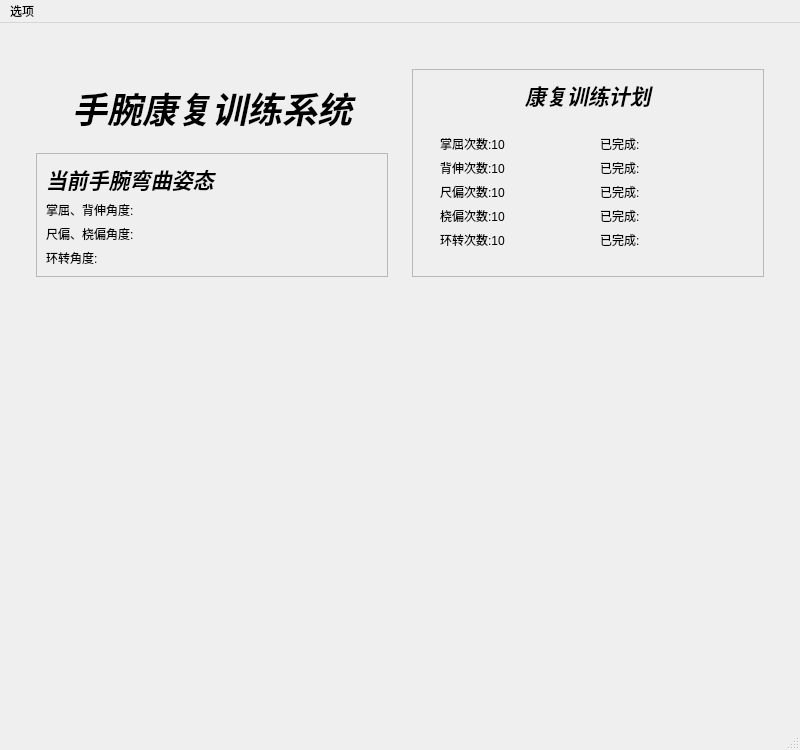
This is QtDemo/QtMavlinkDemo/mainwindow.ui in XKraft/dachuang as Qt 5 draws it before an edit. The edited form follows.
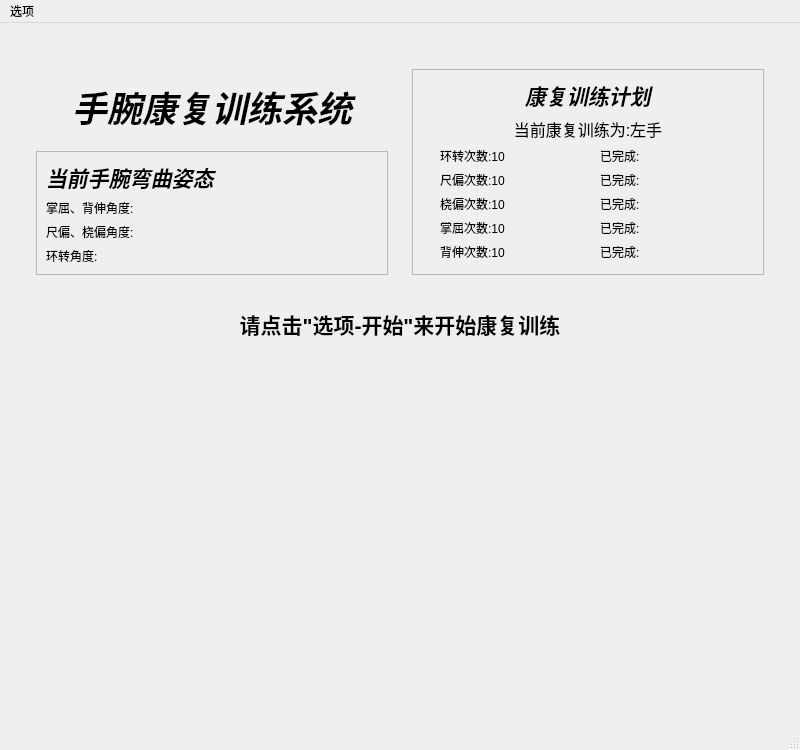
This is the edited form. Custom widgets are drawn as their Qt base class.

The edit to the form file:
```diff
--- a/QtDemo/QtMavlinkDemo/mainwindow.ui
+++ b/QtDemo/QtMavlinkDemo/mainwindow.ui
@@ -184,28 +184,51 @@
                   </property>
                  </widget>
                 </item>
+                <item>
+                 <widget class="QLabel" name="label_hand">
+                  <property name="font">
+                   <font>
+                    <pointsize>12</pointsize>
+                    <weight>50</weight>
+                    <italic>false</italic>
+                    <bold>false</bold>
+                   </font>
+                  </property>
+                  <property name="text">
+                   <string>当前康复训练为:左手</string>
+                  </property>
+                  <property name="alignment">
+                   <set>Qt::AlignCenter</set>
+                  </property>
+                 </widget>
+                </item>
                 <item>
                  <widget class="QWidget" name="widget_5" native="true">
                   <layout class="QHBoxLayout" name="horizontalLayout_3">
+                   <property name="topMargin">
+                    <number>0</number>
+                   </property>
+                   <property name="bottomMargin">
+                    <number>4</number>
+                   </property>
                    <item>
                     <widget class="QWidget" name="widget_6" native="true">
                      <layout class="QVBoxLayout" name="verticalLayout_5">
+                      <property name="topMargin">
+                       <number>0</number>
+                      </property>
+                      <property name="bottomMargin">
+                       <number>0</number>
+                      </property>
                       <item>
                        <widget class="QLabel" name="label_6">
                         <property name="text">
-                         <string>掌屈次数:10</string>
+                         <string>环转次数:10</string>
                         </property>
                        </widget>
                       </item>
                       <item>
-                       <widget class="QLabel" name="label_5">
-                        <property name="text">
-                         <string>背伸次数:10</string>
-                        </property>
-                       </widget>
-                      </item>
-                      <item>
-                       <widget class="QLabel" name="label_4">
+                       <widget class="QLabel" name="label_yaw_r">
                         <property name="text">
                          <string>尺偏次数:10</string>
                         </property>
@@ -221,7 +244,14 @@
                       <item>
                        <widget class="QLabel" name="label_10">
                         <property name="text">
-                         <string>环转次数:10</string>
+                         <string>掌屈次数:10</string>
+                        </property>
+                       </widget>
+                      </item>
+                      <item>
+                       <widget class="QLabel" name="label_pitch_down">
+                        <property name="text">
+                         <string>背伸次数:10</string>
                         </property>
                        </widget>
                       </item>
@@ -231,6 +261,12 @@
                    <item>
                     <widget class="QWidget" name="widget_7" native="true">
                      <layout class="QVBoxLayout" name="verticalLayout_6">
+                      <property name="topMargin">
+                       <number>0</number>
+                      </property>
+                      <property name="bottomMargin">
+                       <number>0</number>
+                      </property>
                       <item>
                        <widget class="QLabel" name="label_3">
                         <property name="text">
@@ -284,6 +320,29 @@
       </layout>
      </widget>
     </item>
+    <item>
+     <widget class="QLabel" name="label_tishi">
+      <property name="sizePolicy">
+       <sizepolicy hsizetype="Preferred" vsizetype="Fixed">
+        <horstretch>0</horstretch>
+        <verstretch>0</verstretch>
+       </sizepolicy>
+      </property>
+      <property name="font">
+       <font>
+        <pointsize>16</pointsize>
+        <weight>75</weight>
+        <bold>true</bold>
+       </font>
+      </property>
+      <property name="text">
+       <string>请点击&quot;选项-开始&quot;来开始康复训练</string>
+      </property>
+      <property name="alignment">
+       <set>Qt::AlignCenter</set>
+      </property>
+     </widget>
+    </item>
     <item>
      <spacer name="verticalSpacer">
       <property name="orientation">
```
Left out of the diff: 18 changed lines with no effect on the pictures.
